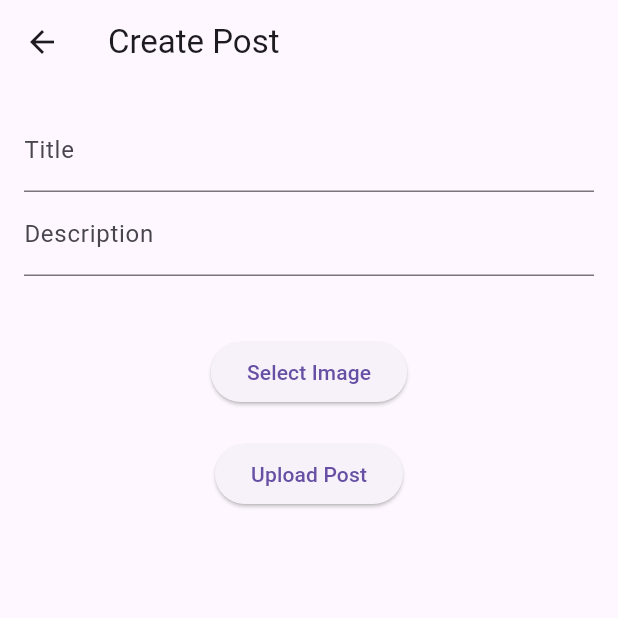
After one commit to SaiKyawZinHtoo/supabase_stylefeed, a Flutter app: the screen it shows once a user with an empty profile is signed in, after a tap on "Go to Images Page", on a phone screen of 412 x 824 dp, the top half of it. The commit adds this screen. Run offline on Flutter 3.47's test engine with Material 3 defaults, Android fonts, the phone set to English and light mode, and no system bars; our stand-ins replace image_picker, supabase_flutter; accounts and stored records are empty.

Commit message:
Add image upload functionality: implement CreatePostPage, integrate image picker, and update post model

```diff
--- /dev/null
+++ b/lib/models/post_model.dart
@@ -0,0 +1,21 @@
+class Post {
+  final String title;
+  final String description;
+  final String imageUrl;
+  final DateTime createdAt;
+
+  Post(
+      {required this.title,
+      required this.description,
+      required this.imageUrl,
+      required this.createdAt});
+
+  factory Post.fromJson(Map<String, dynamic> json) {
+    return Post(
+      title: json['title'],
+      description: json['description'],
+      imageUrl: json['image_url'],
+      createdAt: DateTime.parse(json['created_at']),
+    );
+  }
+}
--- /dev/null
+++ b/lib/pages/image_page.dart
@@ -0,0 +1,138 @@
+import 'dart:io';
+import 'package:flutter/material.dart';
+import 'package:image_picker/image_picker.dart';
+import 'package:supabase_flutter/supabase_flutter.dart';
+
+class CreatePostPage extends StatefulWidget {
+  @override
+  _CreatePostPageState createState() => _CreatePostPageState();
+}
+
+class _CreatePostPageState extends State<CreatePostPage> {
+  final TextEditingController titleController = TextEditingController();
+  final TextEditingController descriptionController = TextEditingController();
+  XFile? selectedImage;
+
+  Future<void> pickImage() async {
+    final ImagePicker picker = ImagePicker();
+    final XFile? image = await picker.pickImage(source: ImageSource.gallery);
+
+    if (image != null) {
+      setState(() {
+        selectedImage = image;
+      });
+    }
+  }
+
+  Future<void> handleUpload() async {
+    if (titleController.text.isEmpty ||
+        descriptionController.text.isEmpty ||
+        selectedImage == null) {
+      ScaffoldMessenger.of(context).showSnackBar(
+        SnackBar(
+          content: Text('Please fill all fields and select an image.'),
+        ),
+      );
+      return;
+    }
+
+    try {
+      await uploadPost(
+        titleController.text,
+        descriptionController.text,
+        selectedImage!,
+      );
+      ScaffoldMessenger.of(context).showSnackBar(
+        SnackBar(
+          content: Text('Post uploaded successfully!'),
+        ),
+      );
+    } catch (e) {
+      ScaffoldMessenger.of(context).showSnackBar(
+        SnackBar(
+          content: Text('Error: $e'),
+        ),
+      );
+    }
+  }
+
+  Future<void> uploadPost(
+    String title,
+    String description,
+    XFile imageFile,
+  ) async {
+    final storage = Supabase.instance.client.storage;
+    final bucket = storage.from('images');
+
+    // Upload image to storage
+    final imageName = DateTime.now().toIso8601String() + '.jpg';
+
+    try {
+      final uploadResponse =
+          await bucket.upload(imageName, File(imageFile.path));
+
+      // Get public URL
+      final imageUrl = bucket.getPublicUrl(imageName);
+
+      // Save data to the database
+      final response = await Supabase.instance.client.from('posts').insert({
+        'title': title,
+        'description': description,
+        'image_url': imageUrl,
+      });
+
+      if (response.error != null) {
+        throw Exception('Failed to save post: ${response.error!.message}');
+      }
+
+      ScaffoldMessenger.of(context).showSnackBar(
+        const SnackBar(content: Text('Post uploaded successfully!')),
+      );
+    } catch (e) {
+      ScaffoldMessenger.of(context).showSnackBar(
+        SnackBar(content: Text('Error: $e')),
+      );
+    }
+  }
+
+  @override
+  Widget build(BuildContext context) {
+    return Scaffold(
+      appBar: AppBar(
+        title: Text('Create Post'),
+      ),
+      body: Padding(
+        padding: const EdgeInsets.all(16.0),
+        child: Column(
+          children: [
+            TextField(
+              controller: titleController,
+              decoration: InputDecoration(labelText: 'Title'),
+            ),
+            TextField(
+              controller: descriptionController,
+              decoration: InputDecoration(labelText: 'Description'),
+            ),
+            const SizedBox(height: 20),
+            if (selectedImage != null)
+              Image.file(
+                File(selectedImage!.path),
+                height: 200,
+                width: 200,
+              ),
+            const SizedBox(height: 20),
+            ElevatedButton(
+              onPressed: pickImage,
+              child: const Text('Select Image'),
+            ),
+            const SizedBox(height: 20),
+            ElevatedButton(
+              onPressed: handleUpload,
+              child: const Text('Upload Post'),
+            ),
+          ],
+        ),
+      ),
+    );
+  }
+}
--- a/lib/pages/profile_page.dart
+++ b/lib/pages/profile_page.dart
@@ -1,6 +1,7 @@
 import 'package:flutter/material.dart';
 import 'package:superbase_project/auth/auth_service.dart';
 import 'package:superbase_project/note_page.dart';
+import 'package:superbase_project/pages/image_page.dart';
 
 class ProfilePage extends StatefulWidget {
   const ProfilePage({super.key});
@@ -110,6 +111,28 @@ class _ProfilePageState extends State<ProfilePage> {
                 ),
               ),
             ),
+            const SizedBox(height: 20),
+            SizedBox(
+              width: double.infinity,
+              child: ElevatedButton(
+                onPressed: () {
+                  Navigator.of(context).push(
+                    MaterialPageRoute(builder: (_) => CreatePostPage()),
+                  );
+                },
+                style: ElevatedButton.styleFrom(
+                  backgroundColor: Colors.blueAccent,
+                  padding: const EdgeInsets.symmetric(vertical: 15),
+                  shape: RoundedRectangleBorder(
+                    borderRadius: BorderRadius.circular(10),
+                  ),
+                ),
+                child: const Text(
+                  "Go to Images Page",
+                  style: TextStyle(fontSize: 18, color: Colors.white),
+                ),
+              ),
+            ),
           ],
         ),
       ),
--- a/pubspec.yaml
+++ b/pubspec.yaml
@@ -35,6 +35,7 @@ dependencies:
   # Use with the CupertinoIcons class for iOS style icons.
   cupertino_icons: ^1.0.8
   supabase_flutter: ^2.8.2
+  image_picker: ^1.1.2
 
 dev_dependencies:
   flutter_test:
```
Also changed, not shown: lib/service/supabse_service.dart (added, +34 -0 lines), pubspec.lock, 6 other files.
